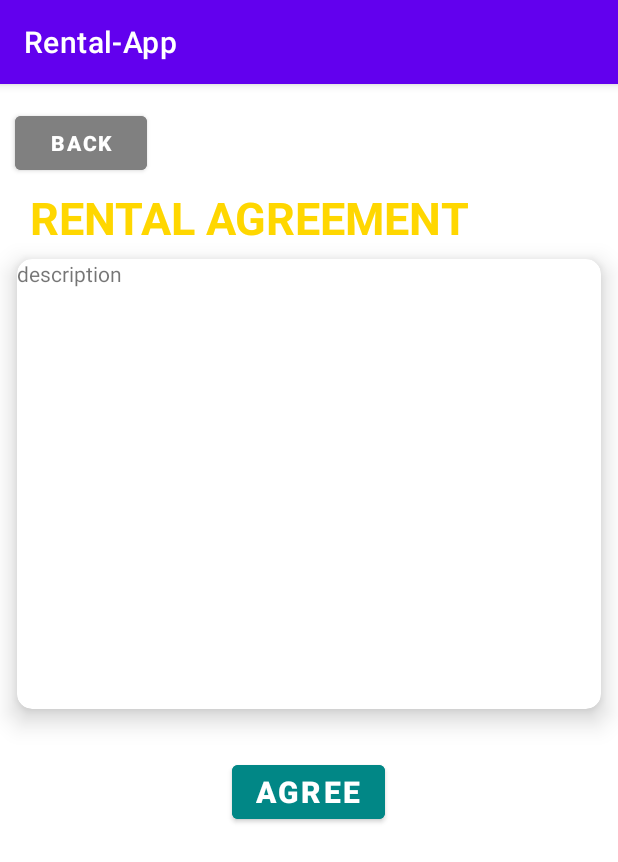
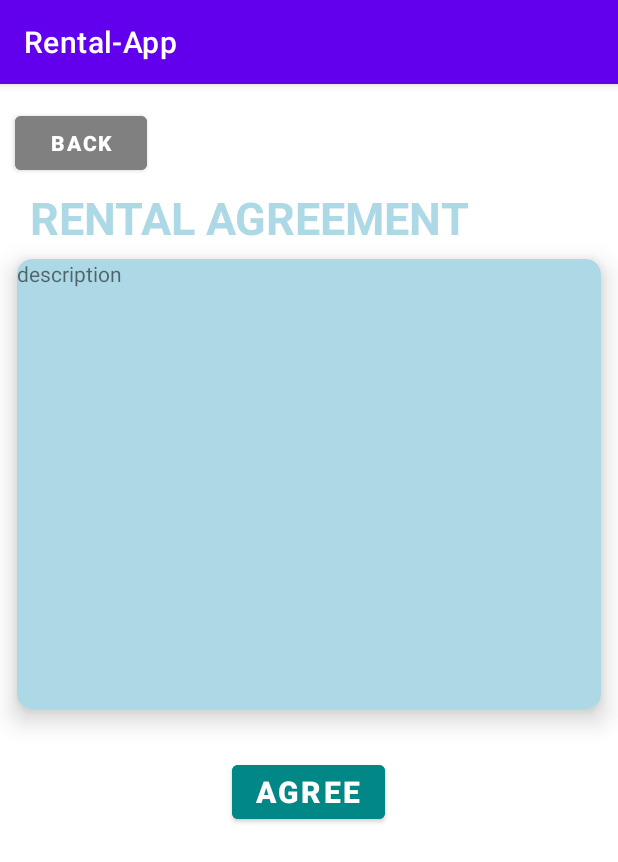
Before and after one commit to 264-Rental-App/264-Android-App, an Android app: the AgreementActivity screen opened directly, with no data from a screen before it, on a phone screen of 412 x 824 dp. Shown: the top 862 px of the screen. Run offline under Robolectric (Android 15) with nearby library versions, the phone set to English and light mode, and no system bars.

Commit message:
Update activity_agreement.xml
update color

```diff
--- a/app/src/main/res/layout/activity_agreement.xml
+++ b/app/src/main/res/layout/activity_agreement.xml
@@ -30,7 +30,7 @@
         android:layout_marginLeft="20sp"
         android:layout_below="@+id/back"
         android:text="RENTAL AGREEMENT"
-        android:textColor="#FFD700" />
+        android:textColor="#ADD8E6" />
 
     <androidx.cardview.widget.CardView
         android:id="@+id/cardView"
@@ -42,6 +42,7 @@
         android:layout_marginBottom="7dp"
         app:cardCornerRadius="10dp"
         app:cardElevation="10dp"
+        android:backgroundTint="#ADD8E6"
         android:layout_below="@+id/agreement">
 
         <TextView
```
